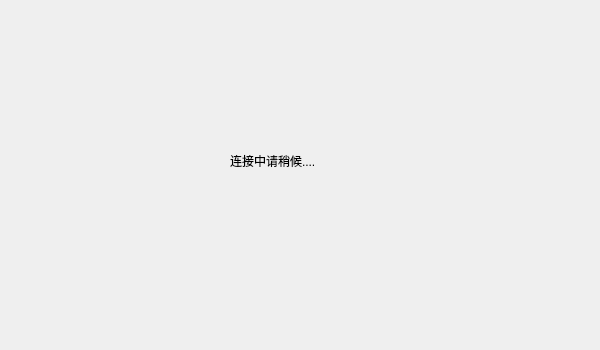
Above: cat/App/UI/WIFI/dialogconnectmask.ui from lvxu2020/MyCat before the change. Below: the same form after it.
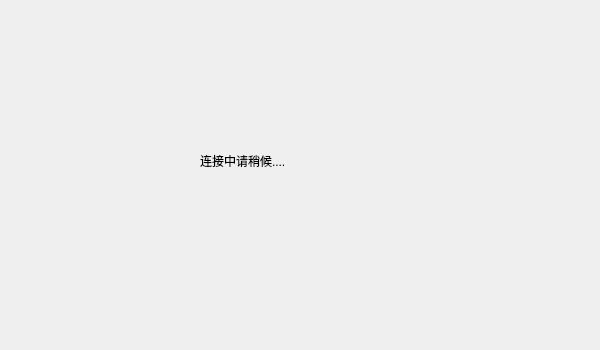
That is the form after the change.

Diff of the .ui file:
```diff
--- a/cat/App/UI/WIFI/dialogconnectmask.ui
+++ b/cat/App/UI/WIFI/dialogconnectmask.ui
@@ -16,9 +16,9 @@
   <widget class="QLabel" name="connectStatus">
    <property name="geometry">
     <rect>
-     <x>230</x>
+     <x>200</x>
      <y>140</y>
-     <width>141</width>
+     <width>191</width>
      <height>41</height>
     </rect>
    </property>
```
